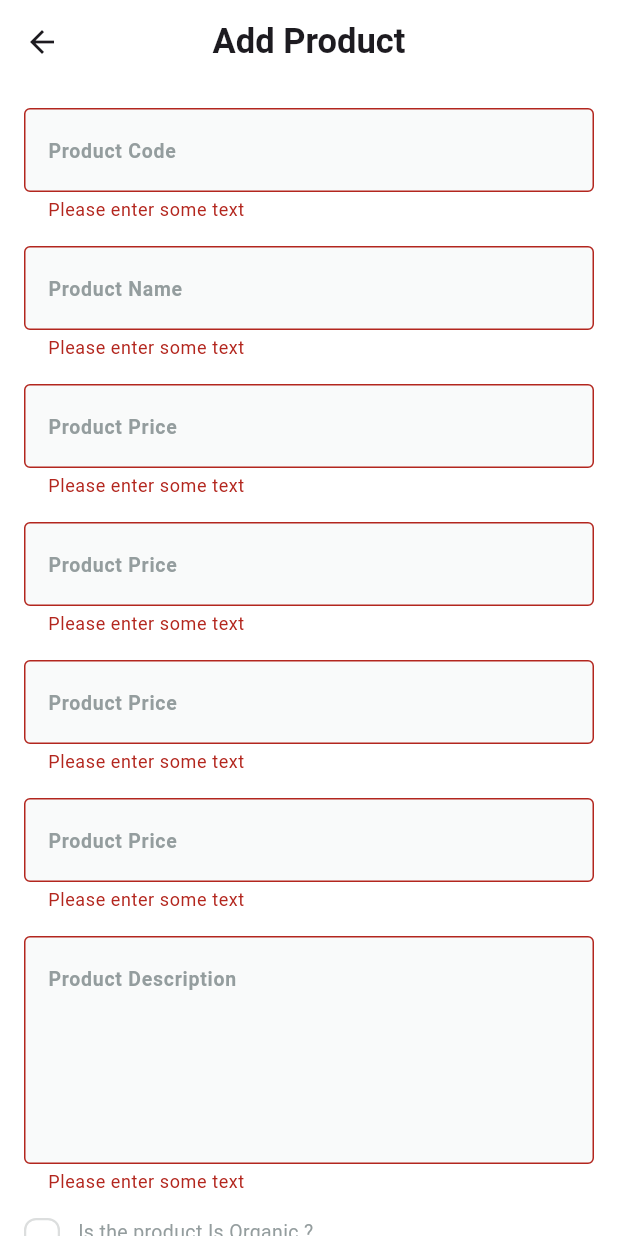
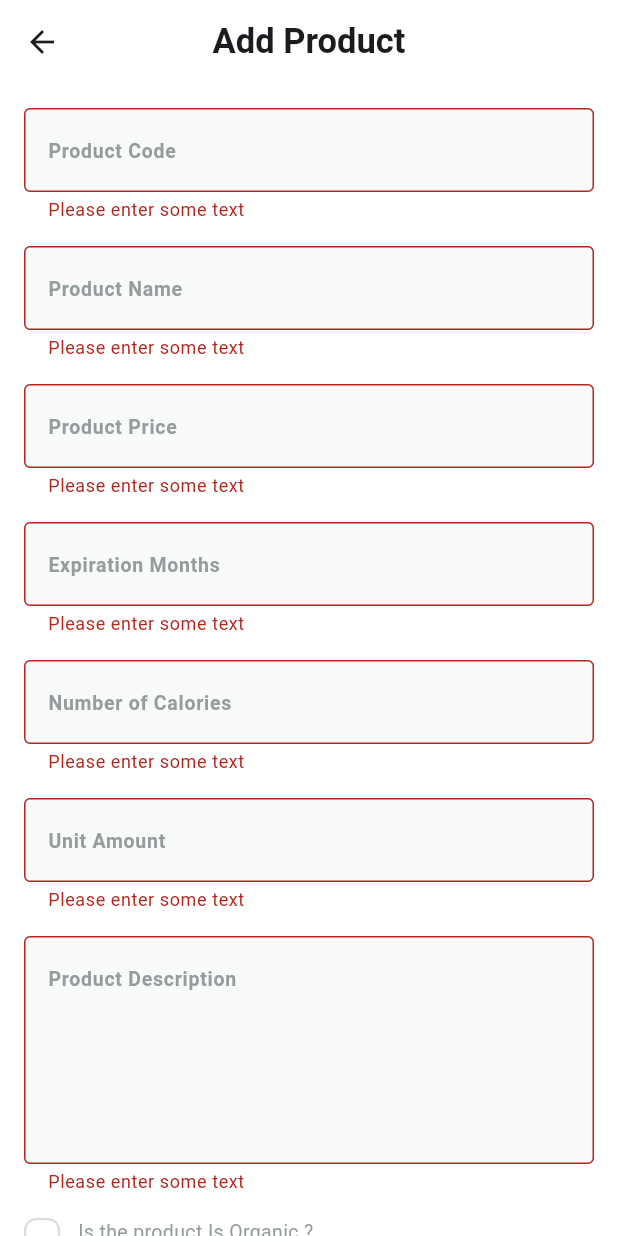
Before and after one commit to Mohamed123-r/fruit-hub-dashboart, a Flutter app: the AddProductView screen opened by its route, on a phone screen of 412 x 824 dp. Run offline on Flutter 3.47's test engine with Material 3 defaults, Android fonts, the phone set to English and light mode, and no system bars; drawn by our look-alikes of modal_progress_hud_nsn; our stand-ins replace awesome_dialog, bloc, cloud_firestore, dartz, firebase_core, firebase_storage and 5 more; accounts and stored records are empty; Roboto replaces fonts that are missing (Cairo).

Commit message:
✨ (feat/supabase): Add public URL retrieval after image upload. ✨ (feat/add_product): Improve text field hints in add product form.

```diff
--- a/lib/feature/add_product/presentation/views/widgets/add_poduct_view_body.dart
+++ b/lib/feature/add_product/presentation/views/widgets/add_poduct_view_body.dart
@@ -65,7 +65,7 @@ class _AddProductViewBodyState extends State<AddProductViewBody> {
               ),
               CustomTextField(
                 onSaved: (value) => expirationMonths = int.parse(value!),
-                hintText: "Product Price",
+                hintText: "Expiration Months",
                 keyboardType: TextInputType.number,
               ),
               const SizedBox(
@@ -73,7 +73,7 @@ class _AddProductViewBodyState extends State<AddProductViewBody> {
               ),
               CustomTextField(
                 onSaved: (value) => numberOfCalories = int.parse(value!),
-                hintText: "Product Price",
+                hintText: "Number of Calories",
                 keyboardType: TextInputType.number,
               ),
               const SizedBox(
@@ -81,7 +81,7 @@ class _AddProductViewBodyState extends State<AddProductViewBody> {
               ),
               CustomTextField(
                 onSaved: (value) => unitAmount = int.parse(value!),
-                hintText: "Product Price",
+                hintText: "Unit Amount",
                 keyboardType: TextInputType.number,
               ),
               const SizedBox(
```
Also changed, not shown: lib/core/service/supabase_service.dart (+7 -0 lines).
